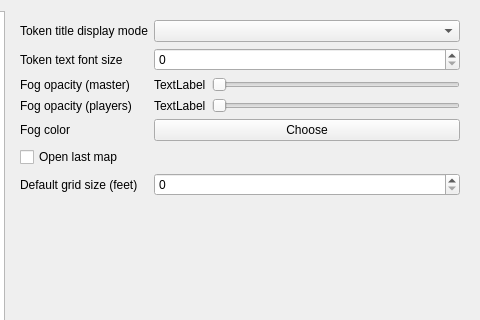
This is settingsdialog.ui in Technohamster-py/dm-assist as Qt 5 draws it before an edit; both pictures show x 263 to 743 and y 0 to 320 of the 743 by 529 pixel window. The edited form follows.
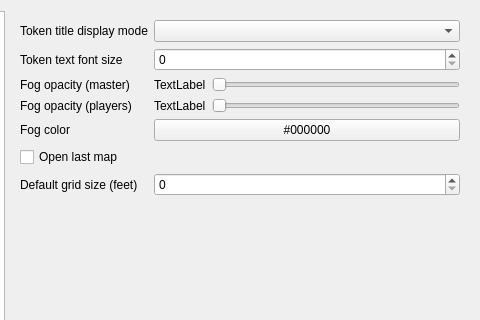
This is the edited form. Icons and pictures are not drawn.

Commit message: Добавлен диалог выбора цвета в настройках

```diff
--- a/settingsdialog.ui
+++ b/settingsdialog.ui
@@ -477,7 +477,7 @@
          <item row="4" column="1">
           <widget class="QPushButton" name="fogColorButton">
            <property name="text">
-            <string>Choose</string>
+            <string>#000000</string>
            </property>
           </widget>
          </item>
```
The commit also changes 1 other file.
